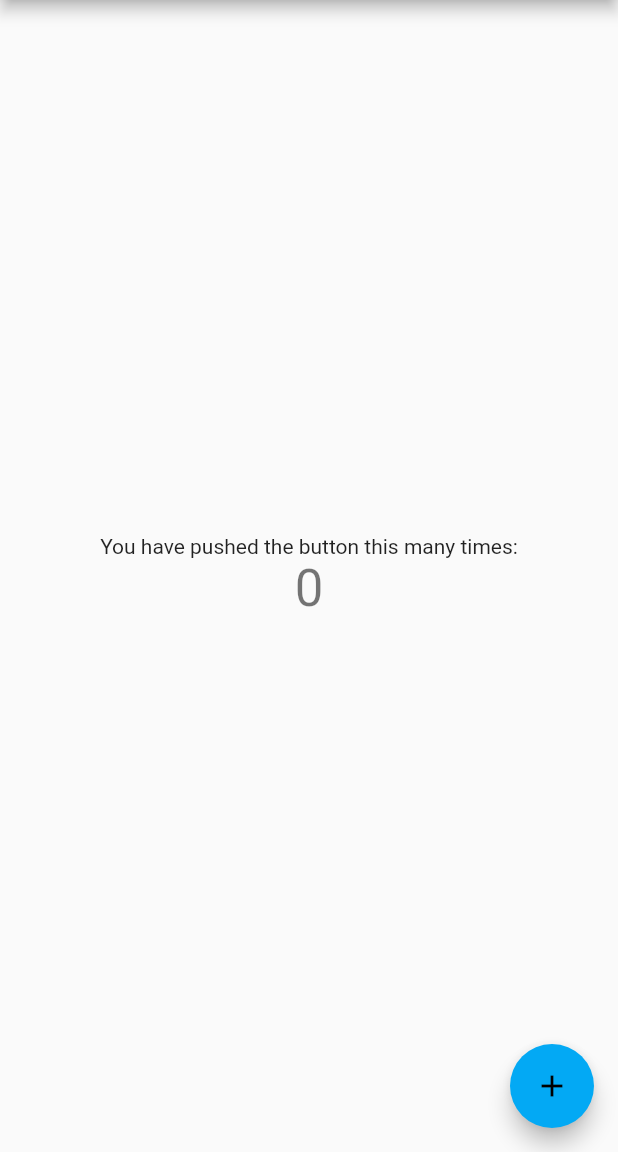
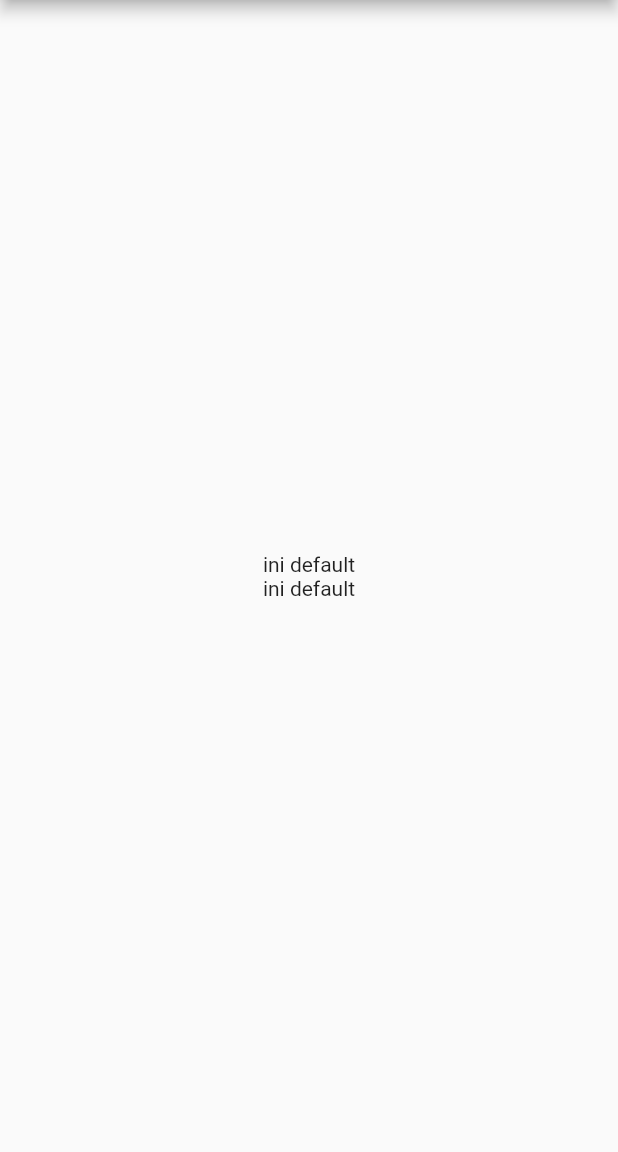
Before and after one commit to pmatatias/my-website, a Flutter app: the MyHomePage screen opened directly, on a phone screen of 412 x 824 dp, the part 84-1236 px from its top. Run offline on Flutter 3.47's test engine with Material 2 defaults, Android fonts, the phone set to English and light mode, and no system bars; missing offline and left inert: logo_n_spinner.

Commit message:
chore:test responsive widget

```diff
--- a/lib/screen/about.dart
+++ b/lib/screen/about.dart
@@ -1,4 +1,5 @@
 import 'package:flutter/material.dart';
+import 'package:logo_n_spinner/logo_n_spinner.dart';
 import 'package:pmatatias/utils/appstate.dart';
 import 'package:provider/provider.dart';
 
@@ -29,7 +30,7 @@ class About extends StatelessWidget {
               ))
         ],
       ),
-      body: const Center(child: Text("about")),
+      body: const Center(child: LogoandSpinner(imageAssets: 'assets/me.png')),
     );
   }
 }
--- a/lib/screen/home.dart
+++ b/lib/screen/home.dart
@@ -1,4 +1,5 @@
 import 'package:flutter/material.dart';
+import 'package:pmatatias/base_layout.dart';
 import 'package:pmatatias/utils/appstate.dart';
 import 'package:provider/provider.dart';
 
@@ -12,14 +13,6 @@ class MyHomePage extends StatefulWidget {
 }
 
 class _MyHomePageState extends State<MyHomePage> {
-  int _counter = 0;
-
-  void _incrementCounter() {
-    setState(() {
-      _counter++;
-    });
-  }
-
   @override
   Widget build(BuildContext context) {
     return Scaffold(
@@ -41,20 +34,29 @@ class _MyHomePageState extends State<MyHomePage> {
         child: Column(
           mainAxisAlignment: MainAxisAlignment.center,
           children: <Widget>[
-            const Text(
-              'You have pushed the button this many times:',
-            ),
-            Text(
-              '$_counter',
-              style: Theme.of(context).textTheme.headline4,
-            ),
+            context.responsive<Widget>(
+                Column(
+                  children: const [
+                    Text(
+                      'ini default',
+                    ),
+                    Text(
+                      'ini default',
+                    )
+                  ],
+                ),
+                lg: Row(
+                  children: const [
+                    Text(
+                      'ini lg',
+                    ),
+                    Text(
+                      'ini lg',
+                    )
+                  ],
+                )),
           ],
         ),
-      ),
-      floatingActionButton: FloatingActionButton(
-        onPressed: _incrementCounter,
-        tooltip: 'Increment',
-        child: const Icon(Icons.add),
       ),
     );
   }
```
Also changed, not shown: lib/base_layout.dart (+30 -8 lines), lib/loader/dots.dart (deleted, +0 -17 lines), lib/loader/loader.dart (deleted, +0 -121 lines), lib/loader/paint_arc.dart (deleted, +0 -30 lines), lib/main.dart (+10 -8 lines), pubspec.yaml (+3 -61 lines), pubspec.lock.
